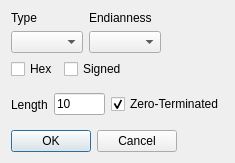
The window that GUI/Widgets/EditType/Form/EditTypeDialog.ui (korcankaraokcu/PINCE) describes before a commit, drawn with Qt 5.
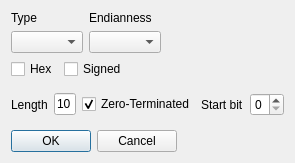
The same window after the commit.

Commit message: Add BitField value type support

What changed in the file:
```diff
--- a/GUI/Widgets/EditType/Form/EditTypeDialog.ui
+++ b/GUI/Widgets/EditType/Form/EditTypeDialog.ui
@@ -139,6 +139,20 @@
         </property>
        </widget>
       </item>
+      <item>
+       <widget class="QLabel" name="label_StartBit">
+        <property name="text">
+         <string>Start bit</string>
+        </property>
+       </widget>
+      </item>
+      <item>
+       <widget class="QSpinBox" name="spinBox_StartBit">
+        <property name="maximum">
+         <number>7</number>
+        </property>
+       </widget>
+      </item>
       <item>
        <spacer name="horizontalSpacer_2">
         <property name="orientation">
```
Left out of the diff: 2 changed lines with no effect on the pictures. The commit also changes 10 other files.
